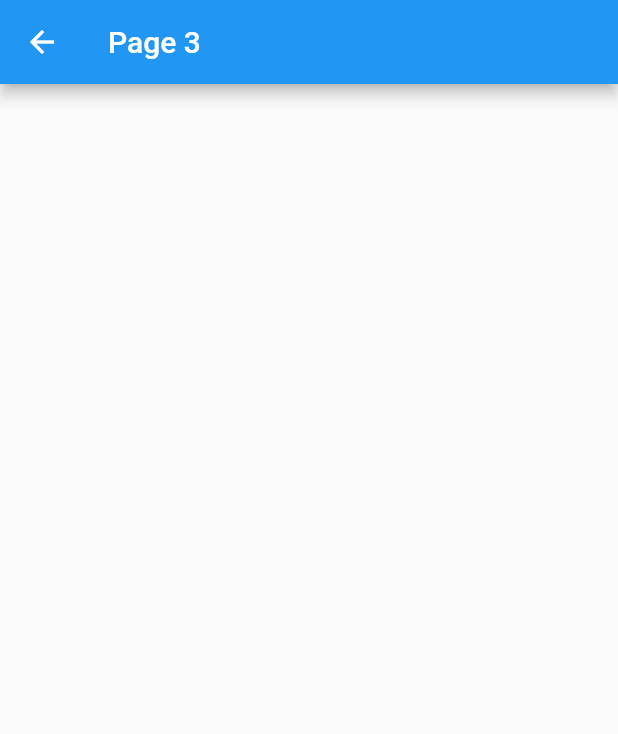
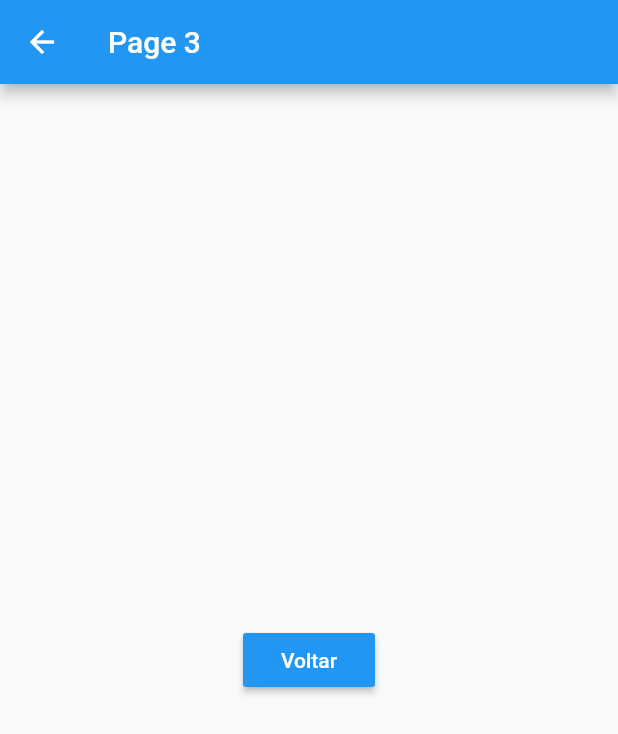
Before and after one commit to rogeriodelphi/original, a Flutter app: the screen it shows after launch, after a tap on "Page 3", on a phone screen of 412 x 824 dp. Shown: the top 734 px of the screen. Run offline on Flutter 3.47's test engine with Material 2 defaults, Android fonts, the phone set to English and light mode, and no system bars.

```diff
--- a/lib/home_page.dart
+++ b/lib/home_page.dart
@@ -67,10 +67,11 @@ class HomePage extends StatelessWidget {
     );
   }
 
-  void _onClickNavigator(BuildContext context, Widget page) {
-    Navigator.push(context, MaterialPageRoute(builder: (BuildContext context) {
+  void _onClickNavigator(BuildContext context, Widget page) async {
+    String s = await Navigator.push(context, MaterialPageRoute(builder: (BuildContext context) {
       return page;
     }));
+    print(">> $s");
   }
 
   _onClickSnack() {
--- a/lib/pages/hello_page2.dart
+++ b/lib/pages/hello_page2.dart
@@ -24,6 +24,6 @@ class HelloPage2 extends StatelessWidget {
   }
 
   _onClickVoltar(context) {
-    Navigator.pop(context);
+    Navigator.pop(context, "Tela 2");
   }
 }
--- a/lib/pages/hello_page3.dart
+++ b/lib/pages/hello_page3.dart
@@ -7,6 +7,23 @@ class HelloPage3 extends StatelessWidget {
       appBar: AppBar(
         title: Text("Page 3"),
       ),
+      body: _body(context),
     );
   }
+
+  _body(context) {
+    return Center(
+      child: RaisedButton(
+          color: Colors.blue,
+          child: Text(
+            "Voltar",
+            style: TextStyle(color: Colors.white),
+          ),
+          onPressed: () => _onClickVoltar(context)),
+    );
+  }
+
+  _onClickVoltar(context) {
+    Navigator.pop(context, "Tela 3");
+  }
 }
```
